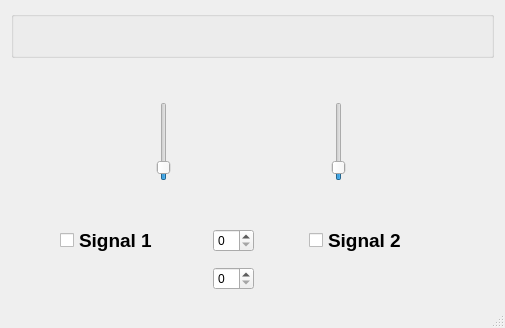
Above: ui/mainwindow.ui from Melomanstd/daq_gui before the change. Below: the same form after it.
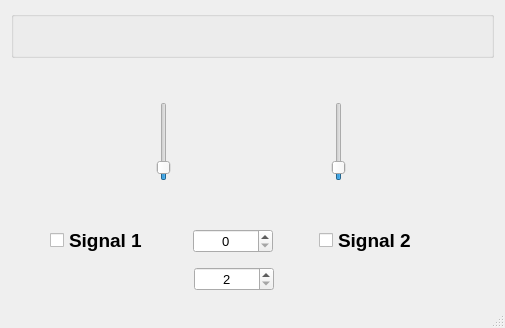
That is the form after the change. Icons and pictures are not drawn.

```diff
--- a/ui/mainwindow.ui
+++ b/ui/mainwindow.ui
@@ -476,7 +476,28 @@
        </widget>
       </item>
       <item>
-       <widget class="QSpinBox" name="meas_per_second_spin"/>
+       <widget class="QSpinBox" name="meas_per_second_spin">
+        <property name="minimumSize">
+         <size>
+          <width>80</width>
+          <height>0</height>
+         </size>
+        </property>
+        <property name="maximumSize">
+         <size>
+          <width>80</width>
+          <height>16777215</height>
+         </size>
+        </property>
+        <property name="font">
+         <font>
+          <pointsize>10</pointsize>
+         </font>
+        </property>
+        <property name="alignment">
+         <set>Qt::AlignCenter</set>
+        </property>
+       </widget>
       </item>
       <item>
        <widget class="QPushButton" name="forward_btn">
@@ -717,7 +738,34 @@
        </widget>
       </item>
       <item>
-       <widget class="QSpinBox" name="meas_block_count_spin"/>
+       <widget class="QSpinBox" name="meas_block_count_spin">
+        <property name="minimumSize">
+         <size>
+          <width>80</width>
+          <height>0</height>
+         </size>
+        </property>
+        <property name="maximumSize">
+         <size>
+          <width>80</width>
+          <height>16777215</height>
+         </size>
+        </property>
+        <property name="font">
+         <font>
+          <pointsize>10</pointsize>
+         </font>
+        </property>
+        <property name="alignment">
+         <set>Qt::AlignCenter</set>
+        </property>
+        <property name="minimum">
+         <number>2</number>
+        </property>
+        <property name="maximum">
+         <number>16777214</number>
+        </property>
+       </widget>
       </item>
       <item>
        <widget class="QPushButton" name="forward_btn_2">
```
